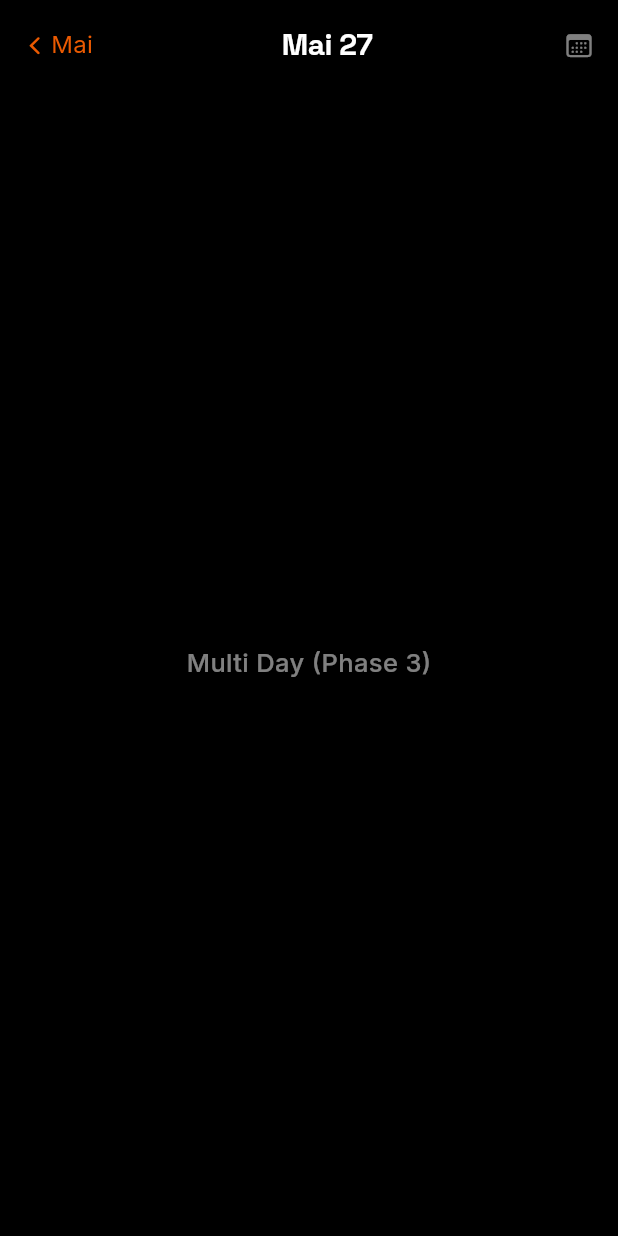
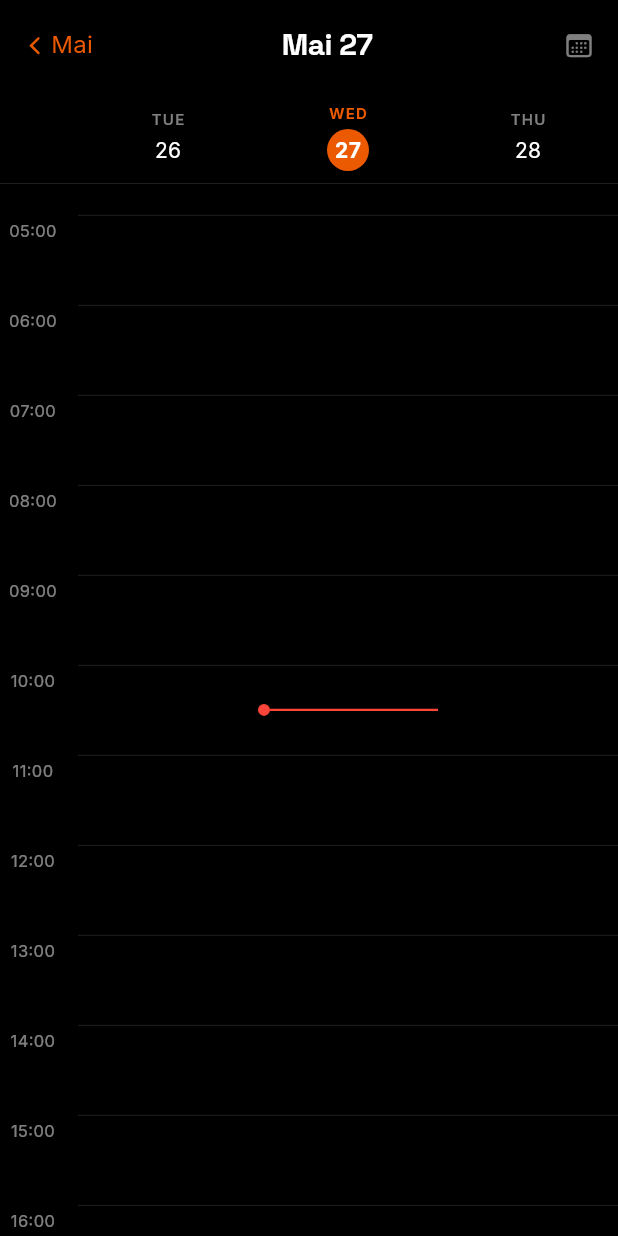
Before and after one commit to lucaschiffer-ship-it/kisd-calendar, a Flutter app: the CalendarScreen widget shown alone on an empty page, opened directly, on a phone screen of 412 x 824 dp. Run offline on Flutter 3.47's test engine with Material 3 defaults, Android fonts, the light colour scheme and no system bars; our stand-ins replace flutter_secure_storage, flutter_timezone, google_fonts, shared_preferences, timezone; missing offline and left inert: device_calendar, enough_mail, flutter_inappwebview; accounts and stored records are empty; network calls fail.

Commit message:
Phase 3: Multi Day view with day-by-day snap scrolling

```diff
--- a/lib/screens/calendar_screen.dart
+++ b/lib/screens/calendar_screen.dart
@@ -8,6 +8,7 @@ import '../config/app_theme.dart' as tokens;
 import '../services/theme_service.dart';
 import '../theme/app_theme.dart';
 import '../widgets/day_column.dart';
+import '../widgets/multi_day_view.dart';
 
 // ─── Enums ────────────────────────────────────────────────────────────────────
 
@@ -218,8 +219,7 @@ class _CalendarScreenState extends State<CalendarScreen>
           ),
         _NavLevel.day => switch (_dayViewMode) {
             _DayViewMode.singleDay => DayColumn(day: _selectedDate),
-            _DayViewMode.multiDay =>
-              const _Placeholder(label: 'Multi Day (Phase 3)'),
+            _DayViewMode.multiDay => const MultiDayView(),
             _DayViewMode.list => const _Placeholder(label: 'List View'),
           },
       };
--- a/lib/widgets/day_column.dart
+++ b/lib/widgets/day_column.dart
@@ -12,20 +12,25 @@ class DayColumn extends StatefulWidget {
     super.key,
     required this.day,
     this.onEventTap,
+    this.showHourLabels = true,
+    this.embedded = false,
   });
 
   final DateTime day;
   final void Function(DeviceCalendarEvent)? onEventTap;
+  final bool showHourLabels;
+  /// When true, omits the internal SingleChildScrollView — the parent owns scrolling.
+  final bool embedded;
+
+  static const double hourHeight = 60.0;
+  static const double labelWidth = 52.0;
 
   @override
   State<DayColumn> createState() => _DayColumnState();
 }
 
 class _DayColumnState extends State<DayColumn> {
-  static const double _hourHeight = 60.0;
-  static const double _labelWidth = 52.0;
-
-  final _scrollController = ScrollController();
+  ScrollController? _scrollController;
   List<DeviceCalendarEvent> _events = [];
   DateTime _now = DateTime.now();
   late Timer _timer;
@@ -33,11 +38,16 @@ class _DayColumnState extends State<DayColumn> {
   @override
   void initState() {
     super.initState();
+    if (!widget.embedded) {
+      _scrollController = ScrollController();
+    }
     _loadEvents();
     _timer = Timer.periodic(const Duration(minutes: 1), (_) {
       if (mounted) setState(() => _now = DateTime.now());
     });
+    if (!widget.embedded) {
       WidgetsBinding.instance.addPostFrameCallback((_) => _scrollToFocus());
+    }
   }
 
   @override
@@ -46,14 +56,16 @@ class _DayColumnState extends State<DayColumn> {
     if (old.day != widget.day) {
       setState(() => _events = []);
       _loadEvents();
+      if (!widget.embedded) {
         WidgetsBinding.instance.addPostFrameCallback((_) => _scrollToFocus());
+      }
     }
   }
 
   @override
   void dispose() {
     _timer.cancel();
-    _scrollController.dispose();
+    _scrollController?.dispose();
     super.dispose();
   }
 
@@ -69,12 +81,12 @@ class _DayColumnState extends State<DayColumn> {
   }
 
   void _scrollToFocus() {
-    if (!_scrollController.hasClients) return;
+    if (_scrollController == null || !_scrollController!.hasClients) return;
     final focusHour = _isToday ? _now.hour + _now.minute / 60.0 : 8.0;
-    final viewportHeight = _scrollController.position.viewportDimension;
-    final target = focusHour * _hourHeight - viewportHeight / 2;
-    _scrollController.jumpTo(
-      target.clamp(0.0, _scrollController.position.maxScrollExtent),
+    final viewportHeight = _scrollController!.position.viewportDimension;
+    final target = focusHour * DayColumn.hourHeight - viewportHeight / 2;
+    _scrollController!.jumpTo(
+      target.clamp(0.0, _scrollController!.position.maxScrollExtent),
     );
   }
 
@@ -93,22 +105,28 @@ class _DayColumnState extends State<DayColumn> {
   Widget _buildContent() {
     return LayoutBuilder(
       builder: (context, constraints) {
-        final totalHeight = _hourHeight * 24;
-        final eventAreaWidth = constraints.maxWidth - _labelWidth;
-        return SingleChildScrollView(
-          controller: _scrollController,
-          child: SizedBox(
+        final totalHeight = DayColumn.hourHeight * 24;
+        final leftOffset = widget.showHourLabels ? DayColumn.labelWidth : 0.0;
+        final eventAreaWidth = constraints.maxWidth - leftOffset;
+
+        final stack = SizedBox(
           height: totalHeight,
           width: constraints.maxWidth,
           child: Stack(
             clipBehavior: Clip.none,
             children: [
               _buildGrid(),
-                ..._buildEventCards(eventAreaWidth),
-                if (_isToday) _buildTimeIndicator(constraints.maxWidth),
+              ..._buildEventCards(eventAreaWidth, leftOffset),
+              if (_isToday) _buildTimeIndicator(constraints.maxWidth, leftOffset),
             ],
           ),
-          ),
+        );
+
+        if (widget.embedded) return stack;
+
+        return SingleChildScrollView(
+          controller: _scrollController,
+          child: stack,
         );
       },
     );
@@ -124,12 +142,13 @@ class _DayColumnState extends State<DayColumn> {
     return Column(
       children: List.generate(24, (hour) {
         return SizedBox(
-          height: _hourHeight,
+          height: DayColumn.hourHeight,
           child: Row(
             crossAxisAlignment: CrossAxisAlignment.start,
             children: [
+              if (widget.showHourLabels)
                 SizedBox(
-                width: _labelWidth,
+                  width: DayColumn.labelWidth,
                   child: Padding(
                     padding: const EdgeInsets.only(top: 3, right: 8),
                     child: Text(
@@ -155,17 +174,17 @@ class _DayColumnState extends State<DayColumn> {
     );
   }
 
-  List<Widget> _buildEventCards(double eventAreaWidth) {
+  List<Widget> _buildEventCards(double eventAreaWidth, double leftOffset) {
     return _events.map((event) {
       final startMin = event.start.hour * 60 + event.start.minute;
       final endMin = event.end.hour * 60 + event.end.minute;
       final durationMin = (endMin - startMin).clamp(15, 24 * 60).toDouble();
-      final top = startMin / 60.0 * _hourHeight;
-      final height = (durationMin / 60.0 * _hourHeight).clamp(20.0, _hourHeight * 24);
+      final top = startMin / 60.0 * DayColumn.hourHeight;
+      final height = (durationMin / 60.0 * DayColumn.hourHeight).clamp(20.0, DayColumn.hourHeight * 24);
 
       return Positioned(
         top: top,
-        left: _labelWidth + 2,
+        left: leftOffset + 2,
         width: eventAreaWidth - 4,
         height: height,
         child: _EventCard(
@@ -176,9 +195,9 @@ class _DayColumnState extends State<DayColumn> {
     }).toList();
   }
 
-  Widget _buildTimeIndicator(double totalWidth) {
+  Widget _buildTimeIndicator(double totalWidth, double leftOffset) {
     final totalMinutes = _now.hour * 60 + _now.minute;
-    final top = totalMinutes / 60.0 * _hourHeight;
+    final top = totalMinutes / 60.0 * DayColumn.hourHeight;
     return Positioned(
       top: top - 4,
       left: 0,
@@ -187,7 +206,7 @@ class _DayColumnState extends State<DayColumn> {
       child: Row(
         crossAxisAlignment: CrossAxisAlignment.center,
         children: [
-          SizedBox(width: _labelWidth - 4),
+          SizedBox(width: (leftOffset - 4).clamp(0.0, double.infinity)),
           Container(
             width: 8,
             height: 8,
--- /dev/null
+++ b/lib/widgets/multi_day_view.dart
@@ -0,0 +1,236 @@
+import 'package:flutter/material.dart';
+import 'package:google_fonts/google_fonts.dart';
+
+import '../config/app_theme.dart';
+import '../services/calendar_service.dart';
+import '../services/theme_service.dart';
+import '../theme/app_theme.dart';
+import 'day_column.dart';
+
+class MultiDayView extends StatefulWidget {
+  const MultiDayView({super.key, this.onEventTap});
+
+  final void Function(DeviceCalendarEvent)? onEventTap;
+
+  // Number of day columns visible simultaneously.
+  // viewportFraction is derived from this, so changing it resizes all columns.
+  static const int kColumnCount = 3;
+
+  @override
+  State<MultiDayView> createState() => _MultiDayViewState();
+}
+
+class _MultiDayViewState extends State<MultiDayView> {
+  // Page 500 = today. Gives ~500 pages in each direction.
+  static const int _kInitialPage = 500;
+
+  late final PageController _pageController;
+  final _scrollController = ScrollController();
+  int _focusedPage = _kInitialPage;
+
+  @override
+  void initState() {
+    super.initState();
+    _pageController = PageController(
+      initialPage: _kInitialPage,
+      viewportFraction: 1 / MultiDayView.kColumnCount,
+    );
+    _pageController.addListener(_onPageScroll);
+    WidgetsBinding.instance.addPostFrameCallback((_) => _scrollToCurrentTime());
+  }
+
+  @override
+  void dispose() {
+    _pageController.removeListener(_onPageScroll);
+    _pageController.dispose();
+    _scrollController.dispose();
+    super.dispose();
+  }
+
+  void _onPageScroll() {
+    final page = _pageController.page?.round() ?? _kInitialPage;
+    if (page != _focusedPage) setState(() => _focusedPage = page);
+  }
+
+  DateTime _dayForPage(int page) {
+    final today = DateTime.now();
+    final anchor = DateTime(today.year, today.month, today.day);
+    return anchor.add(Duration(days: page - _kInitialPage));
+  }
+
+  void _scrollToCurrentTime() {
+    if (!_scrollController.hasClients) return;
+    final now = DateTime.now();
+    final focusHour = now.hour + now.minute / 60.0;
+    final viewportHeight = _scrollController.position.viewportDimension;
+    final target = (focusHour * DayColumn.hourHeight - viewportHeight / 2)
+        .clamp(0.0, _scrollController.position.maxScrollExtent);
+    _scrollController.jumpTo(target);
+  }
+
+  @override
+  Widget build(BuildContext context) {
+    return AnimatedBuilder(
+      animation: Listenable.merge([
+        ThemeService.instance.currentColor,
+        ThemeService.instance.currentStyle,
+        ThemeService.instance.glassEnabled,
+      ]),
+      builder: (context, _) => Column(
+        children: [
+          _buildHeaderRow(),
+          Expanded(child: _buildTimeline()),
+        ],
+      ),
+    );
+  }
+
+  // ── Sticky header ─────────────────────────────────────────────────────────────
+  // Shows [focusedPage-1, focusedPage, focusedPage+1], matching the visible
+  // PageView pages. Updates by snapping when focusedPage changes (at 50% swipe).
+
+  Widget _buildHeaderRow() {
+    final int half = MultiDayView.kColumnCount ~/ 2;
+    final days = List.generate(
+      MultiDayView.kColumnCount,
+      (i) => _dayForPage(_focusedPage - half + i),
+    );
+    final today = DateTime.now();
+    final todayNorm = DateTime(today.year, today.month, today.day);
+    const weekdays = ['MON', 'TUE', 'WED', 'THU', 'FRI', 'SAT', 'SUN'];
+
+    return Container(
+      decoration: BoxDecoration(
+        color: AppThemeTokens.backgroundColor,
+        border: Border(
+          bottom: BorderSide(color: AppThemeTokens.cardBorder, width: 0.5),
+        ),
+      ),
+      child: Row(
+        children: [
+          // Blank slot under the hour-axis column.
+          SizedBox(width: DayColumn.labelWidth),
+          ...List.generate(days.length, (i) {
+            final day = days[i];
+            final isToday = day == todayNorm;
+            final isFocused = i == half;
+            return Expanded(
+              child: Padding(
+                padding: const EdgeInsets.symmetric(vertical: 8),
+                child: Column(
+                  mainAxisSize: MainAxisSize.min,
+                  children: [
+                    Text(
+                      weekdays[day.weekday - 1],
+                      style: GoogleFonts.inter(
+                        fontSize: 10,
+                        fontWeight:
+                            isFocused ? FontWeight.w700 : FontWeight.w500,
+                        letterSpacing: 0.8,
+                        color: isToday
+                            ? AppColors.accent
+                            : AppThemeTokens.secondaryTextColor,
+                      ),
+                    ),
+                    const SizedBox(height: 4),
+                    isToday
+                        ? Container(
+                            width: 28,
+                            height: 28,
+                            decoration: const BoxDecoration(
+                              color: AppColors.accent,
+                              shape: BoxShape.circle,
+                            ),
+                            alignment: Alignment.center,
+                            child: Text(
+                              '${day.day}',
+                              style: GoogleFonts.inter(
+                                fontSize: 14,
+                                fontWeight: FontWeight.w700,
+                                color: Colors.white,
+                              ),
+                            ),
+                          )
+                        : Text(
+                            '${day.day}',
+                            style: GoogleFonts.inter(
+                              fontSize: 14,
+                              fontWeight:
+                                  isFocused ? FontWeight.w700 : FontWeight.w400,
+                              color: AppThemeTokens.titleColor,
+                            ),
+                          ),
+                  ],
+                ),
+              ),
+            );
+          }),
+        ],
+      ),
+    );
+  }
+
+  // ── Timeline ──────────────────────────────────────────────────────────────────
+  // One shared vertical SingleChildScrollView wraps both the fixed hour axis
+  // and the horizontal PageView. Perpendicular axes don't conflict: vertical
+  // drags go to the outer scroll, horizontal drags go to the PageView.
+
+  Widget _buildTimeline() {
+    return SingleChildScrollView(
+      controller: _scrollController,
+      child: SizedBox(
+        height: DayColumn.hourHeight * 24,
+        child: Row(
+          crossAxisAlignment: CrossAxisAlignment.start,
+          children: [
+            _buildHourAxis(),
+            Expanded(
+              child: PageView.builder(
+                controller: _pageController,
+                physics: const PageScrollPhysics(),
+                itemBuilder: (_, page) => DayColumn(
+                  key: ValueKey(page),
+                  day: _dayForPage(page),
+                  showHourLabels: false,
+                  embedded: true,
+                  onEventTap: widget.onEventTap,
+                ),
+              ),
+            ),
+          ],
+        ),
+      ),
+    );
+  }
+
+  // ── Shared hour labels ────────────────────────────────────────────────────────
+  // Fixed-width column aligned with the header's blank slot. Scrolls vertically
+  // inside the outer SingleChildScrollView together with the PageView.
+
+  Widget _buildHourAxis() {
+    final labelStyle = GoogleFonts.inter(
+      fontSize: 11,
+      fontWeight: FontWeight.w400,
+      color: AppThemeTokens.secondaryTextColor,
+    );
+    return SizedBox(
+      width: DayColumn.labelWidth,
+      child: Column(
+        children: List.generate(
+          24,
+          (hour) => SizedBox(
+            height: DayColumn.hourHeight,
+            child: Padding(
+              padding: const EdgeInsets.only(top: 3, right: 8),
+              child: Text(
+                '${hour.toString().padLeft(2, '0')}:00',
+                textAlign: TextAlign.right,
+                style: labelStyle,
+              ),
+            ),
+          ),
+        ),
+      ),
+    );
+  }
+}
```
Lines whose indentation alone changed are shown as unchanged.
